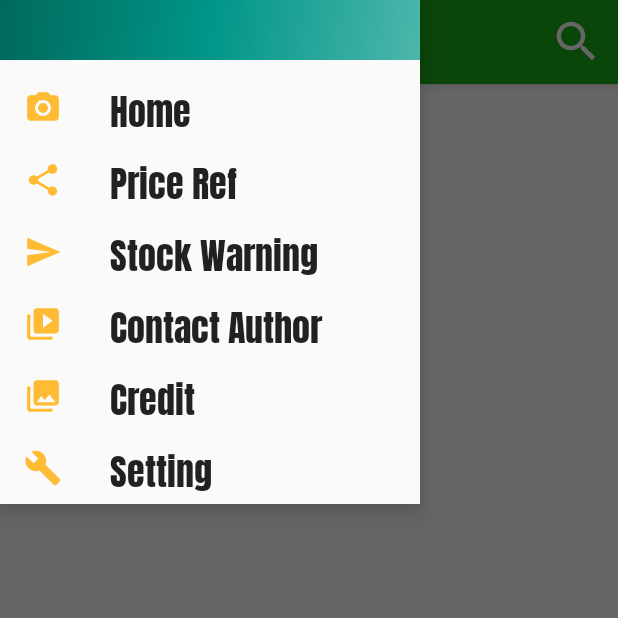
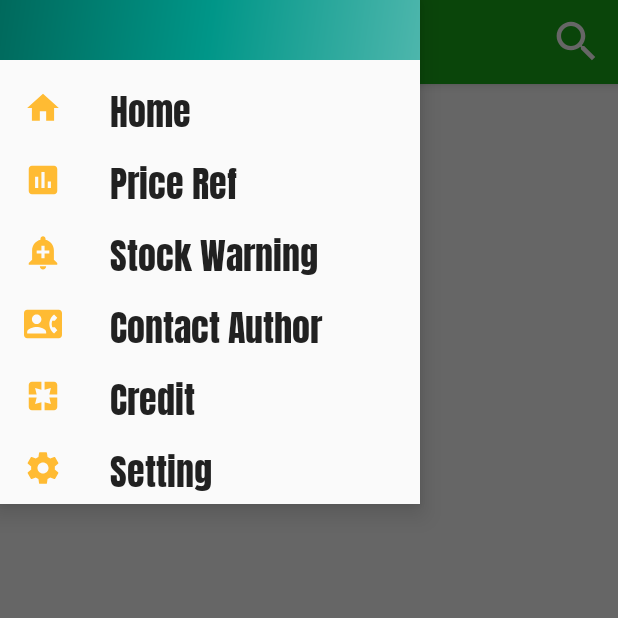
Before and after one commit to JianqinWang01/Inventory-App, an Android app: the screen it shows after launch (MainActivity), with the side drawer open, on a phone screen of 412 x 824 dp, the top half of it. Run offline under Robolectric (Android 15) with nearby library versions, the phone set to English and light mode, and no system bars; our stand-ins replace Picasso, Volley; plain views replace MaterialSearchView; pictures from the network do not load; Roboto replaces fonts that are not available here.

Commit message:
#52 fix some icon in navigation drawer

```diff
--- /dev/null
+++ b/app/src/main/res/drawable/ic_add_alert_black_24dp.xml
@@ -0,0 +1,9 @@
+<vector xmlns:android="http://schemas.android.com/apk/res/android"
+        android:width="24dp"
+        android:height="24dp"
+        android:viewportWidth="24.0"
+        android:viewportHeight="24.0">
+    <path
+        android:fillColor="#FF000000"
+        android:pathData="M10.01,21.01c0,1.1 0.89,1.99 1.99,1.99s1.99,-0.89 1.99,-1.99h-3.98zM18.88,16.82L18.88,11c0,-3.25 -2.25,-5.97 -5.29,-6.69v-0.72C13.59,2.71 12.88,2 12,2s-1.59,0.71 -1.59,1.59v0.72C7.37,5.03 5.12,7.75 5.12,11v5.82L3,18.94L3,20h18v-1.06l-2.12,-2.12zM16,13.01h-3v3h-2v-3L8,13.01L8,11h3L11,8h2v3h3v2.01z"/>
+</vector>
--- /dev/null
+++ b/app/src/main/res/drawable/ic_contact_phone_black_24dp.xml
@@ -0,0 +1,9 @@
+<vector xmlns:android="http://schemas.android.com/apk/res/android"
+        android:width="24dp"
+        android:height="24dp"
+        android:viewportWidth="24.0"
+        android:viewportHeight="24.0">
+    <path
+        android:fillColor="#FF000000"
+        android:pathData="M22,3L2,3C0.9,3 0,3.9 0,5v14c0,1.1 0.9,2 2,2h20c1.1,0 1.99,-0.9 1.99,-2L24,5c0,-1.1 -0.9,-2 -2,-2zM8,6c1.66,0 3,1.34 3,3s-1.34,3 -3,3 -3,-1.34 -3,-3 1.34,-3 3,-3zM14,18L2,18v-1c0,-2 4,-3.1 6,-3.1s6,1.1 6,3.1v1zM17.85,14h1.64L21,16l-1.99,1.99c-1.31,-0.98 -2.28,-2.38 -2.73,-3.99 -0.18,-0.64 -0.28,-1.31 -0.28,-2s0.1,-1.36 0.28,-2c0.45,-1.62 1.42,-3.01 2.73,-3.99L21,8l-1.51,2h-1.64c-0.22,0.63 -0.35,1.3 -0.35,2s0.13,1.37 0.35,2z"/>
+</vector>
--- /dev/null
+++ b/app/src/main/res/drawable/ic_contacts_black_24dp.xml
@@ -0,0 +1,9 @@
+<vector xmlns:android="http://schemas.android.com/apk/res/android"
+        android:width="24dp"
+        android:height="24dp"
+        android:viewportWidth="24.0"
+        android:viewportHeight="24.0">
+    <path
+        android:fillColor="#FF000000"
+        android:pathData="M20,0L4,0v2h16L20,0zM4,24h16v-2L4,22v2zM20,4L4,4c-1.1,0 -2,0.9 -2,2v12c0,1.1 0.9,2 2,2h16c1.1,0 2,-0.9 2,-2L22,6c0,-1.1 -0.9,-2 -2,-2zM12,6.75c1.24,0 2.25,1.01 2.25,2.25s-1.01,2.25 -2.25,2.25S9.75,10.24 9.75,9 10.76,6.75 12,6.75zM17,17L7,17v-1.5c0,-1.67 3.33,-2.5 5,-2.5s5,0.83 5,2.5L17,17z"/>
+</vector>
--- /dev/null
+++ b/app/src/main/res/drawable/ic_credits_black_24dp.xml
@@ -0,0 +1,9 @@
+<vector xmlns:android="http://schemas.android.com/apk/res/android"
+        android:width="24dp"
+        android:height="24dp"
+        android:viewportWidth="24.0"
+        android:viewportHeight="24.0">
+    <path
+        android:fillColor="#FF000000"
+        android:pathData="M3,5v6h5L7,7l4,1L11,3L5,3c-1.1,0 -2,0.9 -2,2zM8,13L3,13v6c0,1.1 0.9,2 2,2h6v-5l-4,1 1,-4zM17,17l-4,-1v5h6c1.1,0 2,-0.9 2,-2v-6h-5l1,4zM19,3h-6v5l4,-1 -1,4h5L21,5c0,-1.1 -0.9,-2 -2,-2z"/>
+</vector>
--- /dev/null
+++ b/app/src/main/res/drawable/ic_home_black_24dp.xml
@@ -0,0 +1,9 @@
+<vector xmlns:android="http://schemas.android.com/apk/res/android"
+        android:width="24dp"
+        android:height="24dp"
+        android:viewportWidth="24.0"
+        android:viewportHeight="24.0">
+    <path
+        android:fillColor="#FF000000"
+        android:pathData="M10,20v-6h4v6h5v-8h3L12,3 2,12h3v8z"/>
+</vector>
--- /dev/null
+++ b/app/src/main/res/drawable/ic_insert_chart_black_24dp.xml
@@ -0,0 +1,9 @@
+<vector xmlns:android="http://schemas.android.com/apk/res/android"
+        android:width="24dp"
+        android:height="24dp"
+        android:viewportWidth="24.0"
+        android:viewportHeight="24.0">
+    <path
+        android:fillColor="#FF000000"
+        android:pathData="M19,3L5,3c-1.1,0 -2,0.9 -2,2v14c0,1.1 0.9,2 2,2h14c1.1,0 2,-0.9 2,-2L21,5c0,-1.1 -0.9,-2 -2,-2zM9,17L7,17v-7h2v7zM13,17h-2L11,7h2v10zM17,17h-2v-4h2v4z"/>
+</vector>
--- /dev/null
+++ b/app/src/main/res/drawable/ic_report_black_24dp.xml
@@ -0,0 +1,9 @@
+<vector xmlns:android="http://schemas.android.com/apk/res/android"
+        android:width="24dp"
+        android:height="24dp"
+        android:viewportWidth="24.0"
+        android:viewportHeight="24.0">
+    <path
+        android:fillColor="#FF000000"
+        android:pathData="M15.73,3L8.27,3L3,8.27v7.46L8.27,21h7.46L21,15.73L21,8.27L15.73,3zM12,17.3c-0.72,0 -1.3,-0.58 -1.3,-1.3 0,-0.72 0.58,-1.3 1.3,-1.3 0.72,0 1.3,0.58 1.3,1.3 0,0.72 -0.58,1.3 -1.3,1.3zM13,13h-2L11,7h2v6z"/>
+</vector>
--- /dev/null
+++ b/app/src/main/res/drawable/ic_settings_black_24dp.xml
@@ -0,0 +1,9 @@
+<vector xmlns:android="http://schemas.android.com/apk/res/android"
+        android:width="24dp"
+        android:height="24dp"
+        android:viewportWidth="24.0"
+        android:viewportHeight="24.0">
+    <path
+        android:fillColor="#FF000000"
+        android:pathData="M19.43,12.98c0.04,-0.32 0.07,-0.64 0.07,-0.98s-0.03,-0.66 -0.07,-0.98l2.11,-1.65c0.19,-0.15 0.24,-0.42 0.12,-0.64l-2,-3.46c-0.12,-0.22 -0.39,-0.3 -0.61,-0.22l-2.49,1c-0.52,-0.4 -1.08,-0.73 -1.69,-0.98l-0.38,-2.65C14.46,2.18 14.25,2 14,2h-4c-0.25,0 -0.46,0.18 -0.49,0.42l-0.38,2.65c-0.61,0.25 -1.17,0.59 -1.69,0.98l-2.49,-1c-0.23,-0.09 -0.49,0 -0.61,0.22l-2,3.46c-0.13,0.22 -0.07,0.49 0.12,0.64l2.11,1.65c-0.04,0.32 -0.07,0.65 -0.07,0.98s0.03,0.66 0.07,0.98l-2.11,1.65c-0.19,0.15 -0.24,0.42 -0.12,0.64l2,3.46c0.12,0.22 0.39,0.3 0.61,0.22l2.49,-1c0.52,0.4 1.08,0.73 1.69,0.98l0.38,2.65c0.03,0.24 0.24,0.42 0.49,0.42h4c0.25,0 0.46,-0.18 0.49,-0.42l0.38,-2.65c0.61,-0.25 1.17,-0.59 1.69,-0.98l2.49,1c0.23,0.09 0.49,0 0.61,-0.22l2,-3.46c0.12,-0.22 0.07,-0.49 -0.12,-0.64l-2.11,-1.65zM12,15.5c-1.93,0 -3.5,-1.57 -3.5,-3.5s1.57,-3.5 3.5,-3.5 3.5,1.57 3.5,3.5 -1.57,3.5 -3.5,3.5z"/>
+</vector>
--- a/app/src/main/res/menu/activity_main_drawer.xml
+++ b/app/src/main/res/menu/activity_main_drawer.xml
@@ -11,27 +11,27 @@
         <item
             android:id="@+id/nav_home"
 
-            android:icon="@drawable/ic_menu_camera"
+            android:icon="@drawable/ic_home_black_24dp"
             android:title="Home" />
         <item
             android:id="@+id/nav_priceRef"
-            android:icon="@drawable/ic_menu_share"
+            android:icon="@drawable/ic_insert_chart_black_24dp"
             android:title="Price Ref" />
         <item
             android:id="@+id/nav_warning"
-            android:icon="@drawable/ic_menu_send"
+            android:icon="@drawable/ic_add_alert_black_24dp"
             android:title="Stock Warning" />
         <item
             android:id="@+id/nav_contact"
-            android:icon="@drawable/ic_menu_slideshow"
+            android:icon="@drawable/ic_contact_phone_black_24dp"
             android:title="Contact Author" />
         <item
             android:id="@+id/nav_credit"
-            android:icon="@drawable/ic_menu_gallery"
+            android:icon="@drawable/ic_credits_black_24dp"
             android:title="Credit" />
         <item
             android:id="@+id/nav_setting"
-            android:icon="@drawable/ic_menu_manage"
+            android:icon="@drawable/ic_settings_black_24dp"
             android:title="Setting" />
     </group>
 
```
